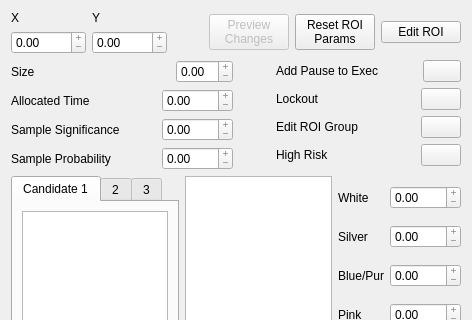
Qt form cataglyphis_gui/qt_project_src/cataglyphis_gui/roi_dialog_form.ui (wvu-irl/cataglyphis3-software) before a commit; both pictures show x 0 to 472 and y 0 to 320 of the 472 by 492 pixel window.
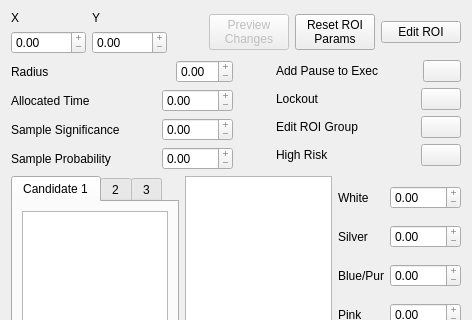
The same form after that commit. Custom widgets are drawn as their Qt base class.

```diff
--- a/cataglyphis_gui/qt_project_src/cataglyphis_gui/roi_dialog_form.ui
+++ b/cataglyphis_gui/qt_project_src/cataglyphis_gui/roi_dialog_form.ui
@@ -146,7 +146,7 @@
          <item>
           <widget class="QLabel" name="label_2">
            <property name="text">
-            <string>Size</string>
+            <string>Radius</string>
            </property>
           </widget>
          </item>
```
